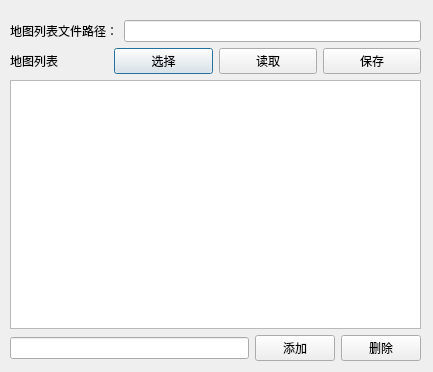
Above: maplist_loader/maplist_loader_ui.ui from RushFTK/Tinywars_MapTools before the change. Below: the same form after it.
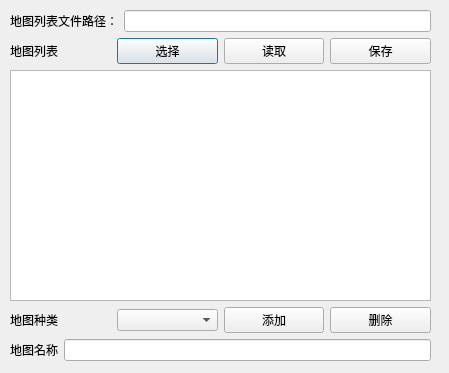
That is the form after the change.

Commit message: update maplist_loader ui, can set type to insert.

The edit to the form file:
```diff
--- a/maplist_loader/maplist_loader_ui.ui
+++ b/maplist_loader/maplist_loader_ui.ui
@@ -6,20 +6,20 @@
    <rect>
     <x>0</x>
     <y>0</y>
-    <width>433</width>
-    <height>372</height>
+    <width>449</width>
+    <height>373</height>
    </rect>
   </property>
   <property name="windowTitle">
    <string>MapListEditor</string>
   </property>
-  <widget class="QWidget" name="layoutWidget">
+  <widget class="QWidget" name="">
    <property name="geometry">
     <rect>
      <x>10</x>
-     <y>20</y>
-     <width>411</width>
-     <height>341</height>
+     <y>10</y>
+     <width>421</width>
+     <height>351</height>
     </rect>
    </property>
    <layout class="QVBoxLayout" name="verticalLayout">
@@ -73,9 +73,18 @@
      <widget class="QListWidget" name="listWidget_activemaplist"/>
     </item>
     <item>
-     <layout class="QHBoxLayout" name="horizontalLayout_2">
+     <layout class="QVBoxLayout" name="verticalLayout_2">
       <item>
-       <widget class="QLineEdit" name="lineEdit_newmapitem"/>
+       <layout class="QHBoxLayout" name="horizontalLayout_4">
+        <item>
+         <widget class="QLabel" name="label_5">
+          <property name="text">
+           <string>地图种类</string>
+          </property>
+         </widget>
+        </item>
+        <item>
+         <widget class="QComboBox" name="comboBox_newitemtag"/>
       </item>
       <item>
        <widget class="QPushButton" name="pushButton_addnewmapitem">
@@ -90,6 +99,22 @@
          <string>删除</string>
         </property>
        </widget>
+        </item>
+       </layout>
+      </item>
+      <item>
+       <layout class="QHBoxLayout" name="horizontalLayout_5">
+        <item>
+         <widget class="QLabel" name="label_4">
+          <property name="text">
+           <string>地图名称</string>
+          </property>
+         </widget>
+        </item>
+        <item>
+         <widget class="QLineEdit" name="lineEdit_newmapitem"/>
+        </item>
+       </layout>
       </item>
      </layout>
     </item>
```
Lines whose indentation alone changed are shown as unchanged. The commit also changes 2 other files.
